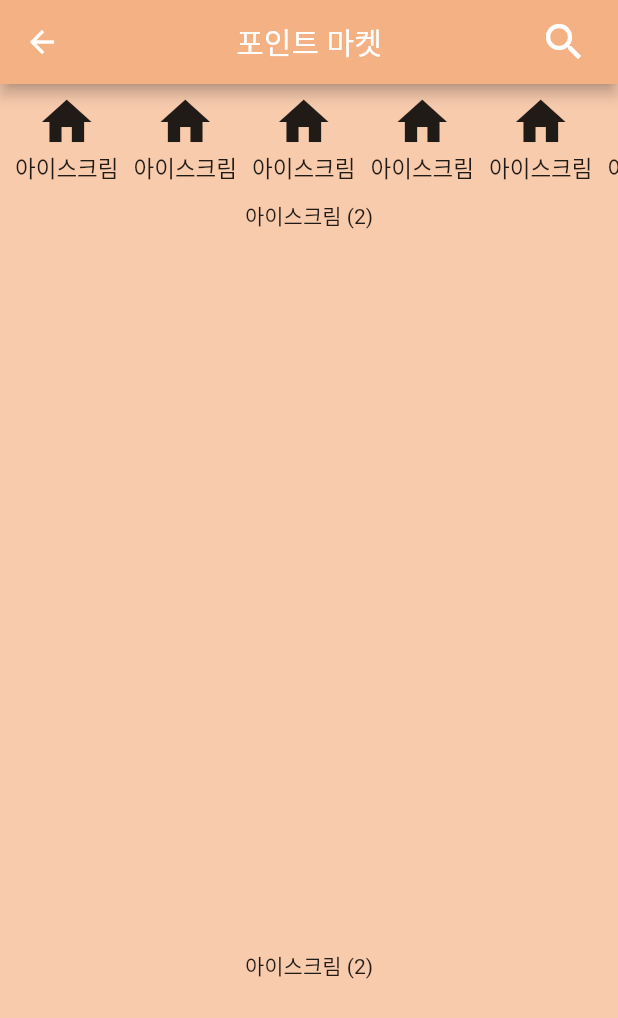
After one commit to dltkdguq78/WebMobile, a Flutter app: the PointMarketScreen screen opened directly, on a phone screen of 412 x 824 dp. The commit adds this screen. Shown: the top 1018 px of the screen. Run offline on Flutter 3.47's test engine with Material 2 defaults, Android fonts, the phone set to English and light mode, and no system bars; our stand-ins replace percent_indicator.

Commit message:
포인트 마켓 구현

```diff
--- a/lib/view/root_screen.dart
+++ b/lib/view/root_screen.dart
@@ -2,6 +2,7 @@ import 'package:flutter/material.dart';
 
 import 'screen/home_screen.dart';
 import 'screen/member/login_screen.dart';
+import 'screen/market/point_market_screen.dart';
 
 class RootScreen extends StatefulWidget{
 
@@ -63,6 +64,10 @@ class RootScreenState extends State<RootScreen>{
           ListTile(
             onTap: () => Navigator.of(context).push(MaterialPageRoute(builder: (context) => LoginScreen(user_id: "서정삼",))),
             title: Text("로그인"),
+          ),
+          ListTile(
+            onTap: () => Navigator.of(context).push(MaterialPageRoute(builder: (context) => PointMarketScreen())),
+            title: Text("포인트 마켓"),
           )
         ],
       ),
--- /dev/null
+++ b/lib/view/screen/market/point_market_screen.dart
@@ -0,0 +1,120 @@
+import 'package:flutter/material.dart';
+
+class PointMarketScreen extends StatefulWidget{
+
+  @override
+  State<StatefulWidget> createState() => PointMaterScreenState();
+
+}
+
+class PointMaterScreenState extends State<PointMarketScreen>{
+
+  ScrollController scrollController;
+
+  @override
+  void initState() {
+    scrollController = ScrollController();
+    super.initState();
+  }
+
+  @override
+  Widget build(BuildContext context) {
+    return Scaffold(
+      appBar: AppBar(
+        backgroundColor: Color(0xfff4b183),
+        title: Text("포인트 마켓"),
+        centerTitle: true,
+        actions: <Widget>[
+          Padding(
+            padding: EdgeInsets.only(right: 20.0),
+            child: InkWell(
+              onTap: (){
+                print("SEARCH ACTION");
+              },
+              child: Icon(Icons.search, size: 32.0,),
+            ),
+          )
+        ],
+      ),
+      backgroundColor: Color(0xfff8cbad),
+      body: _buildBody(),
+    );
+  }
+
+  _buildBody(){
+   return  Column(
+     children: <Widget>[
+       _buildHorizontalScrollMenuBar(),
+       Expanded(
+         child: _buildMenuItemsList(),
+       ),
+     ],
+   );
+  }
+
+  _buildHorizontalScrollMenuBar(){
+    return Padding(
+      padding: EdgeInsets.only(top: 5.0, bottom: 10.0),
+      child: SingleChildScrollView(
+        scrollDirection: Axis.horizontal,
+        child: Row(
+          children: <Widget>[
+            _buildTopMenuItem(Icons.home, "아이스크림" , 0),
+            _buildTopMenuItem(Icons.home, "아이스크림" , 1),
+            _buildTopMenuItem(Icons.home, "아이스크림" , 2),
+            _buildTopMenuItem(Icons.home, "아이스크림" , 3),
+            _buildTopMenuItem(Icons.home, "아이스크림" , 4),
+            _buildTopMenuItem(Icons.home, "아이스크림" , 5),
+            _buildTopMenuItem(Icons.home, "아이스크림" , 6),
+          ],
+        ),
+      ),
+    );
+  }
+
+  _buildTopMenuItem(IconData icon, String text, int index){
+    return Padding(
+      padding: EdgeInsets.only(left: 10.0),
+      child: InkWell(
+        onTap: (){
+          scrollController.animateTo(index * 400.0, duration: Duration(milliseconds: 200), curve: Curves.ease);
+        },
+        child: Column(
+          children: <Widget>[
+            Icon(icon, size: 40.0,),
+            Text(text, style: TextStyle(fontSize: 15.0),),
+          ],
+        ),
+      ),
+    );
+  }
+
+  _buildMenuItemsList(){
+    return ListView(
+      controller: scrollController,
+      children: <Widget>[
+        _buildCategoryItems(),
+        _buildCategoryItems(),
+        _buildCategoryItems(),
+      ],
+    );
+  }
+
+  _buildCategoryItems(){
+    return Container(
+      height: 500.0,
+      child: Column(
+        children: <Widget>[
+          Text("아이스크림 (2)"),
+          SizedBox(height: 10.0,),
+          Row(
+            children: <Widget>[
+
+            ],
+          )
+        ],
+      ),
+    );
+  }
+
+}
```
